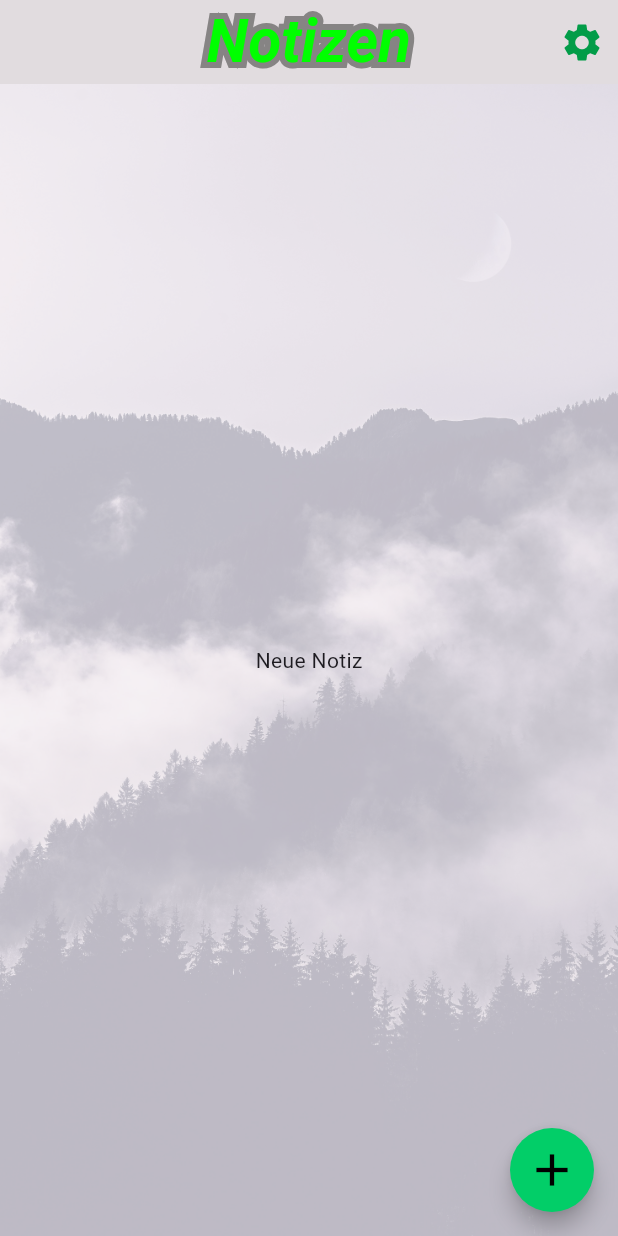
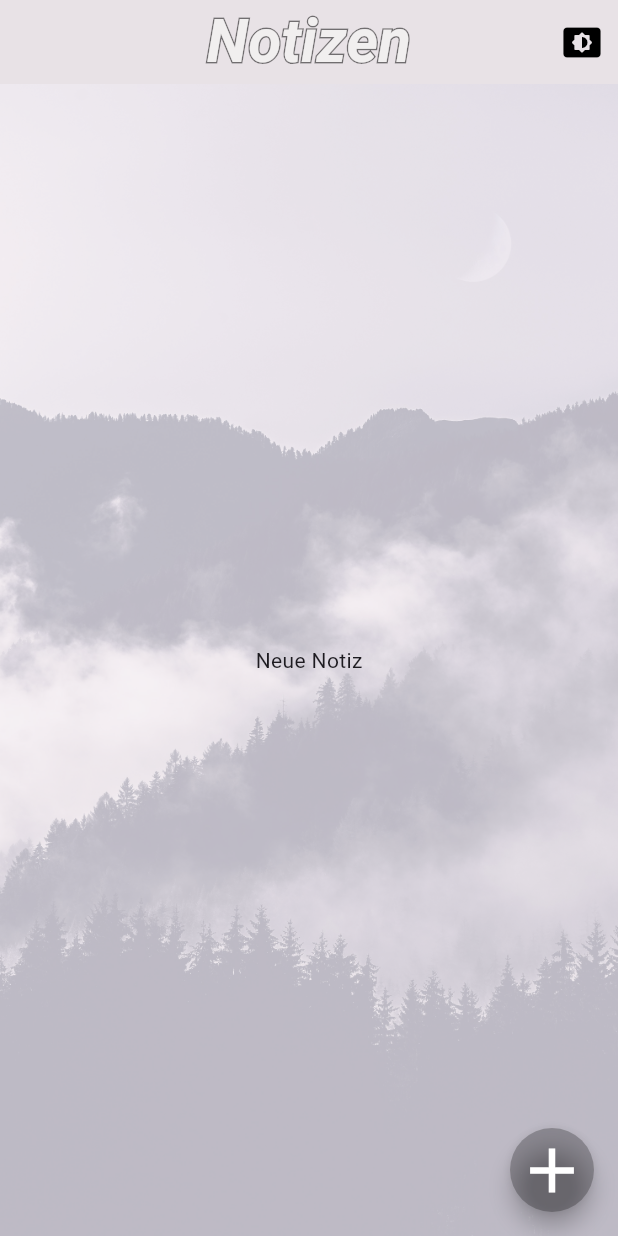
Before and after one commit to Ragnar-dot/NoteApp2, a Flutter app: the screen it shows after launch, on a phone screen of 412 x 824 dp. Run offline on Flutter 3.47's test engine with Material 3 defaults, Android fonts, the phone set to English and light mode, and no system bars; our stand-ins replace flutter_local_notifications, hive, hive_flutter, permission_handler, shared_preferences, speech_to_text and 1 more; accounts and stored records are empty; generated files the repository leaves out were written again.

```diff
--- a/noteapp2/lib/screens/notes_list_screen.dart
+++ b/noteapp2/lib/screens/notes_list_screen.dart
@@ -34,7 +34,7 @@ class _NotesListScreenState extends State<NotesListScreen> {
   Widget build(BuildContext context) {
     return Scaffold(
       appBar: AppBar(
-        backgroundColor: const Color.fromARGB(171, 211, 207, 207),
+        backgroundColor: const Color.fromARGB(132, 211, 206, 206), // App bar color
         title: Stack(
           children: [
             // Outline
@@ -46,15 +46,16 @@ class _NotesListScreenState extends State<NotesListScreen> {
                 fontStyle: FontStyle.italic,
                 foreground: Paint()
                   ..style = PaintingStyle.stroke
-                  ..strokeWidth = 8
-                  ..color = const Color.fromARGB(255, 134, 132, 132), // Outline color
+                  ..strokeWidth = 2
+
+                  ..color = const Color.fromARGB(131, 0, 0, 0), // Outline color
               ),
             ),
             // Inner text
             Text(
               AppLocalizations.of(context)!.appTitle,
               style: TextStyle(
-                color: const Color.fromARGB(255, 0, 255, 0),
+                color: const Color.fromARGB(255, 241, 239, 239), // Text color
                 fontWeight: FontWeight.bold,
                 fontStyle: FontStyle.italic,
                 fontSize: 40,
@@ -65,9 +66,9 @@ class _NotesListScreenState extends State<NotesListScreen> {
         centerTitle: true,
         actions: [
           IconButton(
-            icon: Icon(Icons.settings),
+            icon: Icon(Icons.settings_display_rounded),
             iconSize: 30,
-            color: const Color.fromARGB(255, 2, 156, 72),
+            color: const Color.fromARGB(255, 0, 0, 0), // Icon color
             onPressed: () {
               // Navigate to settings screen
               Navigator.pushNamed(context, '/settings');
@@ -77,17 +78,17 @@ class _NotesListScreenState extends State<NotesListScreen> {
       ),
       body: Stack(
         children: [
-          // Hintergrundbild hinzufügen
+          // Add background image
           Container(
             decoration: BoxDecoration(
               image: DecorationImage(
-                image: AssetImage('assets/background.jpeg'),// Pfad zum Hintergrundbild
-                fit: BoxFit.cover, // Füllt den gesamten Bildschirm
-                opacity: 0.3, // Bildtransparenz
+                image: AssetImage('assets/background.jpeg'), // Path to background image
+                fit: BoxFit.cover, // Fills the entire screen
+                opacity: 0.3, // Image transparency
               ),
             ),
           ),
-          // Inhalt der Seite über dem Hintergrundbild
+          // Page content over the background image
           Consumer<NoteProvider>(
             builder: (context, noteProvider, child) {
               if (noteProvider.notes.isEmpty) {
@@ -95,8 +96,12 @@ class _NotesListScreenState extends State<NotesListScreen> {
                   child: Text(AppLocalizations.of(context)!.newNote),
                 );
               }
-              return ListView.builder(
+              return ListView.separated(
                 itemCount: noteProvider.notes.length,
+                separatorBuilder: (context, index) => Divider(
+                  color: const Color.fromARGB(255, 112, 112, 112), // Color of the divider
+                  thickness: 1.0, // Thickness of the divider
+                ),
                 itemBuilder: (context, index) {
                   final note = noteProvider.notes[index];
 
@@ -115,15 +120,16 @@ class _NotesListScreenState extends State<NotesListScreen> {
                     background: Container(
                       alignment: Alignment.centerRight,
                       padding: EdgeInsets.symmetric(horizontal: 20),
-                      color: Colors.red,
+                      color: Colors.red, // Background color
                       child: Icon(Icons.delete, color: Colors.white), // Delete icon
                     ),
                     child: Container(
                       margin: EdgeInsets.symmetric(horizontal: 1, vertical: 0),
                       decoration: BoxDecoration(
                         color: isReminderDue
-                            ? Colors.redAccent.withOpacity(0.2)
-                            : const Color.fromARGB(3, 221, 216, 216).withOpacity(0.20),
+                            ? const Color.fromARGB(255, 145, 36, 36).withOpacity(0.3)
+                            : const Color.fromARGB(0, 212, 212, 212).withOpacity(0.30), // Note background color
+                        // Note background color
                       ),
                       child: ListTile(
                         leading: Checkbox(
@@ -184,7 +190,7 @@ class _NotesListScreenState extends State<NotesListScreen> {
       ),
       floatingActionButton: FloatingActionButton(
         // Add new note button
-        backgroundColor: const Color.fromARGB(255, 2, 206, 104),
+        backgroundColor: const Color.fromARGB(62, 0, 0, 0),
         shape: RoundedRectangleBorder(
           borderRadius: BorderRadius.circular(30), // Button rounding
         ),
@@ -196,8 +202,8 @@ class _NotesListScreenState extends State<NotesListScreen> {
         },
         child: Icon(
           Icons.add,
-          size: 36.0,
-          color: Colors.black,
+          size: 50.0,
+          color: const Color.fromARGB(255, 255, 255, 255),
         ),
         tooltip: AppLocalizations.of(context)!.newNote, // Optional tooltip
       ),
```
